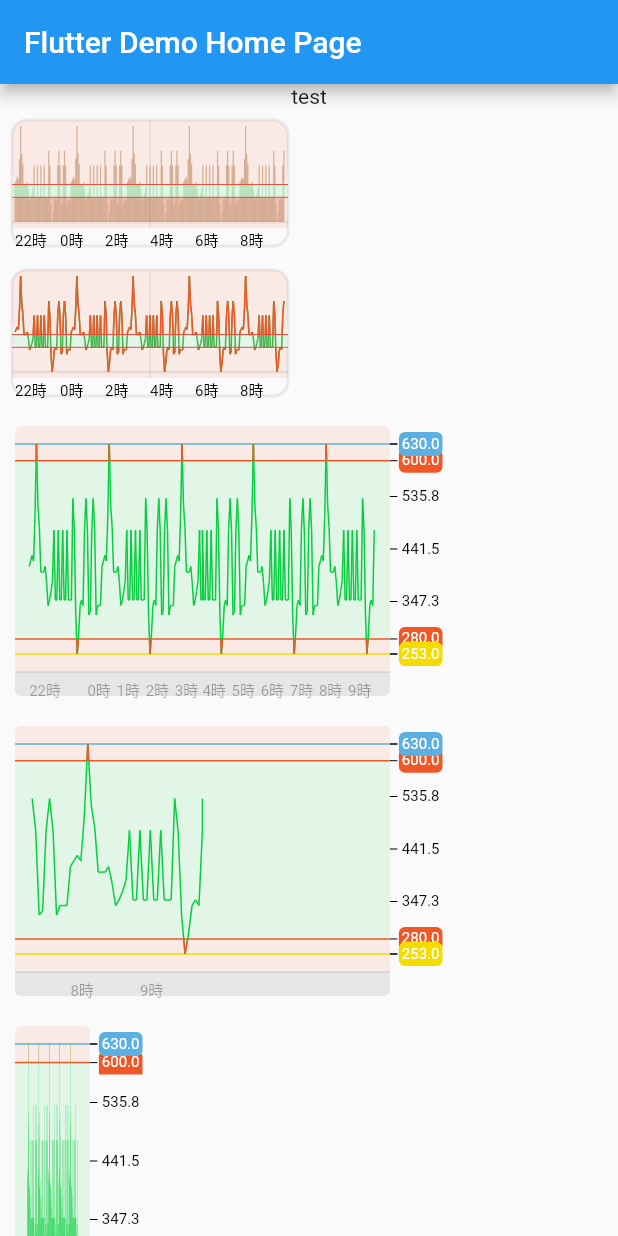
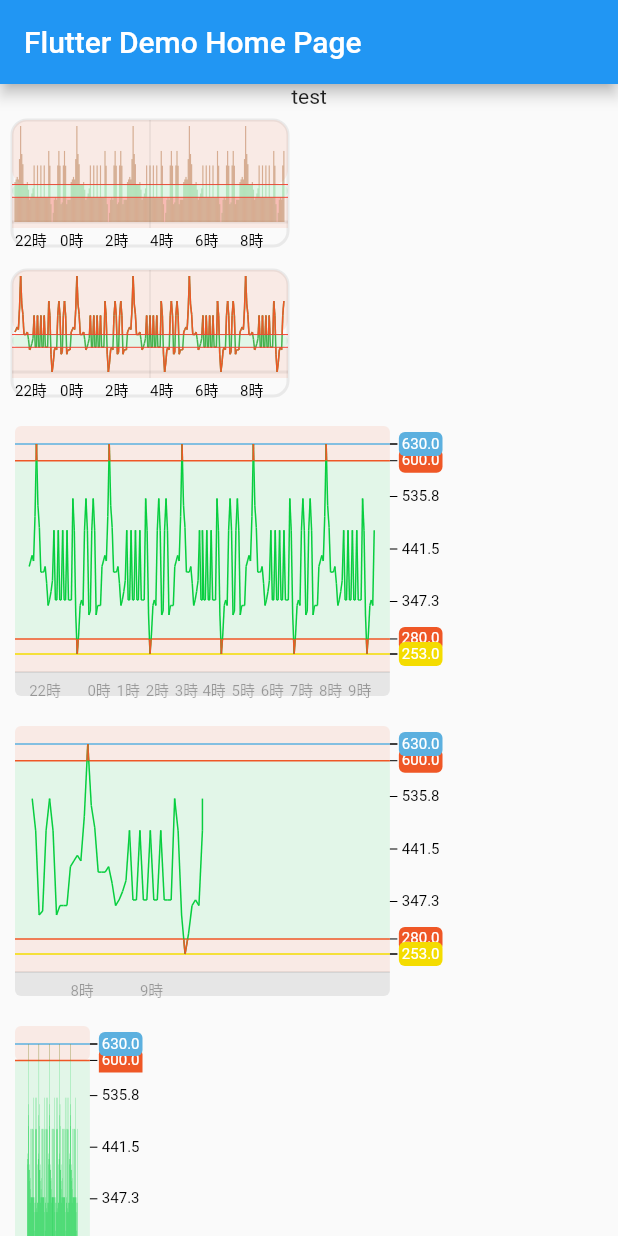
Before and after one commit to triplehman3563/goodlinker_chart, a Flutter app: the screen it shows after launch, on a phone screen of 412 x 824 dp. Run offline on Flutter 3.47's test engine with Material 2 defaults, Android fonts, the phone set to English and light mode, and no system bars; our stand-ins replace equatable, flutter_bloc.

Commit message:
add minimal height for BarChart

```diff
--- a/example/lib/main.dart
+++ b/example/lib/main.dart
@@ -373,8 +373,7 @@ class _MyHomePageState extends State<MyHomePage> {
                                           x: (1655071200 +
                                                   index * simulatedDataInterval)
                                               .toDouble(),
-                                          y: thisFakeData[
-                                              index % thisFakeData.length],
+                                          y: 500,
                                           data: '',
                                         );
                                       }).toList(),
--- a/lib/src/widget/painter/BarPainter.dart
+++ b/lib/src/widget/painter/BarPainter.dart
@@ -45,6 +45,7 @@ class BarPainter extends CustomPainter {
   late double yMin;
   late ChartBaseline? upperBaseline;
   late ChartBaseline? maxBaseLine;
+  late double minimalBarHeight;
 
   @override
   bool shouldRepaint(BarPainter oldDelegate) {
@@ -346,10 +347,14 @@ class BarPainter extends CustomPainter {
         maxWidth: maxYLabelWidth,
       );
       canvas.drawLine(
-        Offset(areaDrawingBottomRight.dx,
-            dataDrawingBottomRight.dy - i * stepHeight),
-        Offset(areaDrawingBottomRight.dx + 5,
-            dataDrawingBottomRight.dy - i * stepHeight),
+        Offset(
+          areaDrawingBottomRight.dx,
+          dataDrawingBottomRight.dy - i * stepHeight-minimalBarHeight,
+        ),
+        Offset(
+          areaDrawingBottomRight.dx + 5,
+          dataDrawingBottomRight.dy - i * stepHeight-minimalBarHeight,
+        ),
         Paint(),
       );
       axisTextPainter.paint(
@@ -358,7 +363,7 @@ class BarPainter extends CustomPainter {
             areaDrawingBottomRight.dx + 8,
             dataDrawingBottomRight.dy -
                 i * stepHeight -
-                axisTextPainter.height / 2),
+                axisTextPainter.height / 2-minimalBarHeight),
       );
     }
   }
@@ -494,19 +499,19 @@ class BarPainter extends CustomPainter {
     yDatas.addAll([upperLine]);
     maxYLabelWidth = _calMaxYAxisLabelWidth(size: size, yDatas: yDatas);
     _calDrawingArea(size: size);
-
+    minimalBarHeight = size.height / 10;
     drawingAreaSize = Size(
       dataDrawingBottomRight.dx - dataDrawingAreaTopLeft.dx,
-      dataDrawingBottomRight.dy - dataDrawingAreaTopLeft.dy,
+      dataDrawingBottomRight.dy - dataDrawingAreaTopLeft.dy - minimalBarHeight,
     );
 
     final finalYDatas = yDatas.whereType<double>().toList();
     yMax = finalYDatas.max();
     yMin = finalYDatas.min();
-    final yRange = yMax - yMin;
+    double yRange = yMax - yMin;
     final middleXPos = drawingAreaSize.width / 2;
     final xUnit = drawingAreaSize.width / displayingEntities.length;
-    final yUnit = drawingAreaSize.height / yRange;
+    final yUnit = (drawingAreaSize.height) / yRange;
 
     upperBaseline = upperLine != null
         ? ChartBaseline(
```
Also changed, not shown: 3 other files.
